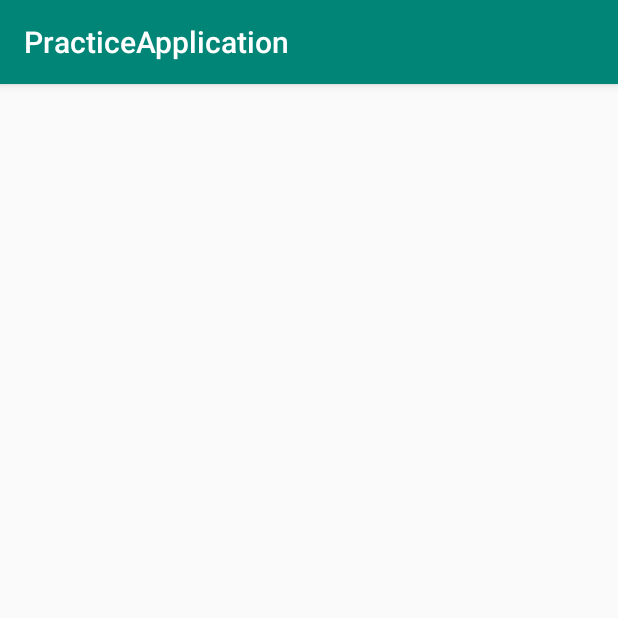
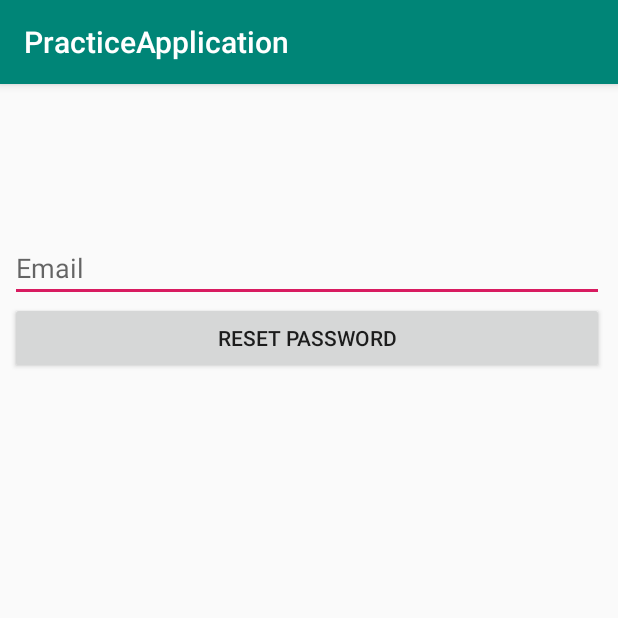
Before and after one commit to ljbdelacruz/PracticeKotlin, an Android app: the ForgotPassword screen opened directly, with no data from a screen before it, on a phone screen of 412 x 824 dp, the top half of it. Run offline under Robolectric (Android 15) with nearby library versions, the phone set to English and light mode, and no system bars.

```diff
--- a/app/build.gradle
+++ b/app/build.gradle
@@ -19,6 +19,14 @@ android {
             minifyEnabled false
             proguardFiles getDefaultProguardFile('proguard-android-optimize.txt'), 'proguard-rules.pro'
         }
+        stage {
+            debuggable true
+
+        }
+        dev {
+            applicationIdSuffix ".debug"
+            debuggable true
+        }
     }
 }
 
--- a/app/src/main/java/ljbdelacruz/com/practiceapplication/ForgotPassword.kt
+++ b/app/src/main/java/ljbdelacruz/com/practiceapplication/ForgotPassword.kt
@@ -2,11 +2,22 @@ package ljbdelacruz.com.practiceapplication
 
 import android.support.v7.app.AppCompatActivity
 import android.os.Bundle
+import android.widget.Button
+import android.widget.EditText
 
 class ForgotPassword : AppCompatActivity() {
 
     override fun onCreate(savedInstanceState: Bundle?) {
         super.onCreate(savedInstanceState)
         setContentView(R.layout.activity_forgot_password)
+        val emailTF=findViewById<EditText>(R.id.fp_emailTF);
+        val rButton=findViewById<Button>(R.id.fp_resetPasswordBtn);
+        rButton.setOnClickListener{
+            this.resetPassword();
+        }
+    }
+
+    fun resetPassword(){
+
     }
 }
--- a/app/src/main/res/layout/activity_dashboard.xml
+++ b/app/src/main/res/layout/activity_dashboard.xml
@@ -10,7 +10,7 @@
     <LinearLayout
             android:orientation="horizontal"
             android:layout_width="wrap_content"
-            android:layout_height="55dp" app:layout_constraintEnd_toEndOf="parent"
+            android:layout_height="wrap_content" app:layout_constraintEnd_toEndOf="parent"
             android:layout_marginEnd="8dp" app:layout_constraintStart_toStartOf="parent"
             android:layout_marginStart="8dp" android:layout_marginTop="8dp" app:layout_constraintTop_toTopOf="parent"
             app:layout_constraintHorizontal_bias="0.72">
--- a/app/src/main/res/layout/activity_forgot_password.xml
+++ b/app/src/main/res/layout/activity_forgot_password.xml
@@ -7,4 +7,21 @@
         android:layout_height="match_parent"
         tools:context=".ForgotPassword">
 
+    <LinearLayout
+            android:orientation="vertical"
+            android:layout_width="396dp"
+            android:layout_height="104dp" app:layout_constraintTop_toTopOf="parent"
+            android:layout_marginTop="100dp" android:layout_marginEnd="11dp" app:layout_constraintEnd_toEndOf="parent"
+            app:layout_constraintStart_toStartOf="parent" android:layout_marginStart="8dp">
+        <EditText
+                android:layout_width="match_parent"
+                android:layout_height="wrap_content"
+                android:inputType="textPersonName"
+                android:ems="10"
+                android:id="@+id/fp_emailTF" android:hint="Email"/>
+        <Button
+                android:text="Reset Password"
+                android:layout_width="match_parent"
+                android:layout_height="wrap_content" android:id="@+id/fp_resetPasswordBtn"/>
+    </LinearLayout>
 </android.support.constraint.ConstraintLayout>
```
